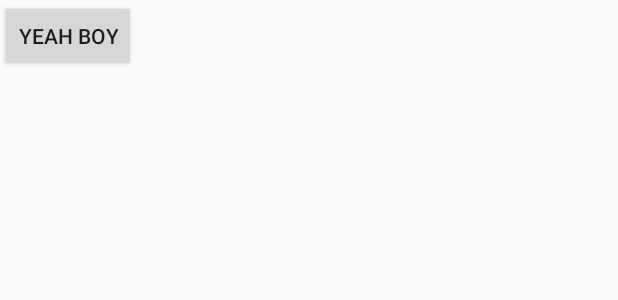
After one commit to ReeceKidd/UnitConvertor, an Android app: the layout content_speed_convertor.xml on its own in the app's theme, with its tools: preview values and no code run, on a phone screen of 412 x 824 dp. The commit adds this screen. Shown: the top 300 px of the screen. Run offline under Robolectric (Android 15) with nearby library versions, the phone set to English and light mode, and no system bars.

Commit message:
Working with button

```diff
--- a/app/src/main/AndroidManifest.xml
+++ b/app/src/main/AndroidManifest.xml
@@ -19,6 +19,10 @@
                 <category android:name="android.intent.category.LAUNCHER" />
             </intent-filter>
         </activity>
+        <activity
+            android:name=".SpeedConvertor"
+            android:label="@string/title_activity_speed_convertor"
+            android:theme="@style/AppTheme.NoActionBar"></activity>
     </application>
 
 </manifest>
--- /dev/null
+++ b/app/src/main/res/layout/content_speed_convertor.xml
@@ -0,0 +1,20 @@
+<?xml version="1.0" encoding="utf-8"?>
+<android.support.constraint.ConstraintLayout xmlns:android="http://schemas.android.com/apk/res/android"
+    xmlns:app="http://schemas.android.com/apk/res-auto"
+    xmlns:tools="http://schemas.android.com/tools"
+    android:layout_width="match_parent"
+    android:layout_height="match_parent"
+    app:layout_behavior="@string/appbar_scrolling_view_behavior"
+    tools:context="rki.yh.cs.stir.ac.uk.unitconvertor.SpeedConvertor"
+    tools:showIn="@layout/activity_speed_convertor">
+
+    <include layout="@layout/fragment_main"/>
+
+    <Button
+        android:id="@+id/button"
+        android:layout_width="wrap_content"
+        android:layout_height="wrap_content"
+        android:text="YEAH BOY"
+        tools:layout_editor_absoluteX="129dp"
+        tools:layout_editor_absoluteY="173dp" />
+</android.support.constraint.ConstraintLayout>
--- a/app/src/main/res/values/strings.xml
+++ b/app/src/main/res/values/strings.xml
@@ -3,4 +3,5 @@
     <string name="tab_text_units">Units</string>
     <string name="tab_text_currency">Currency</string>
     <string name="action_settings">Settings</string>
+    <string name="title_activity_speed_convertor">SpeedConvertor</string>
 </resources>
```
Also changed, not shown: app/src/main/java/rki/yh/cs/stir/ac/uk/unitconvertor/SpeedConvertor.java (added, +29 -0 lines), app/src/main/java/rki/yh/cs/stir/ac/uk/unitconvertor/UnitFragment.java (+27 -1 lines), app/src/main/res/layout/activity_speed_convertor.xml (added, +35 -0 lines), app/src/main/res/layout/fragment_unit.xml (+35 -23 lines).
